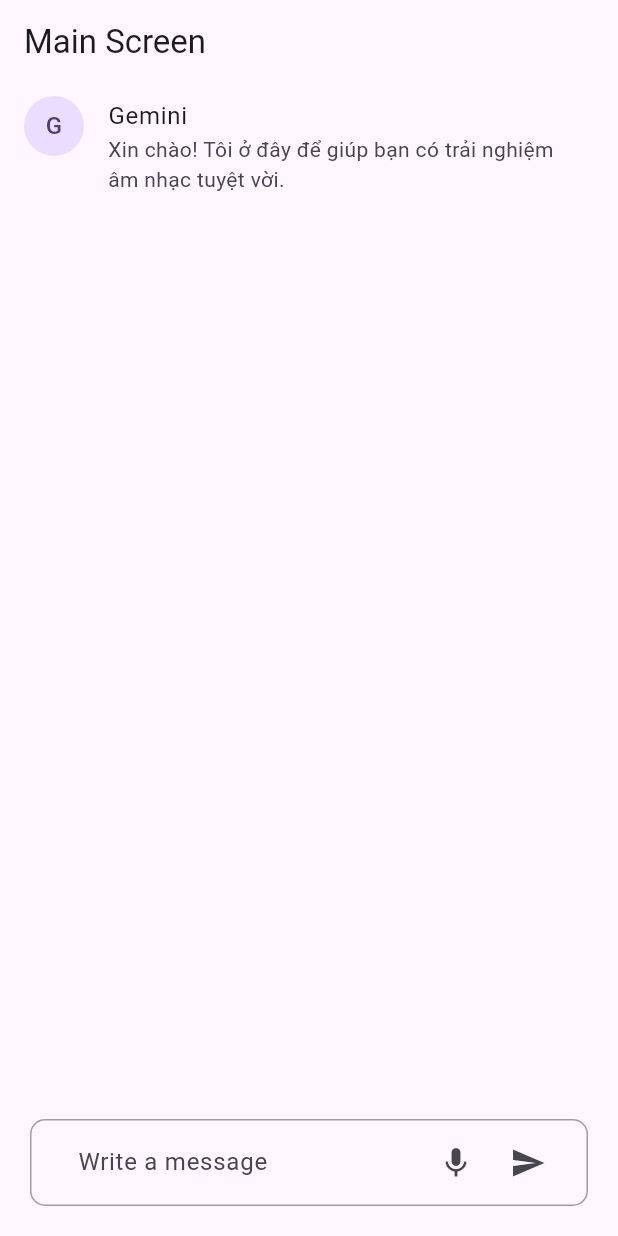
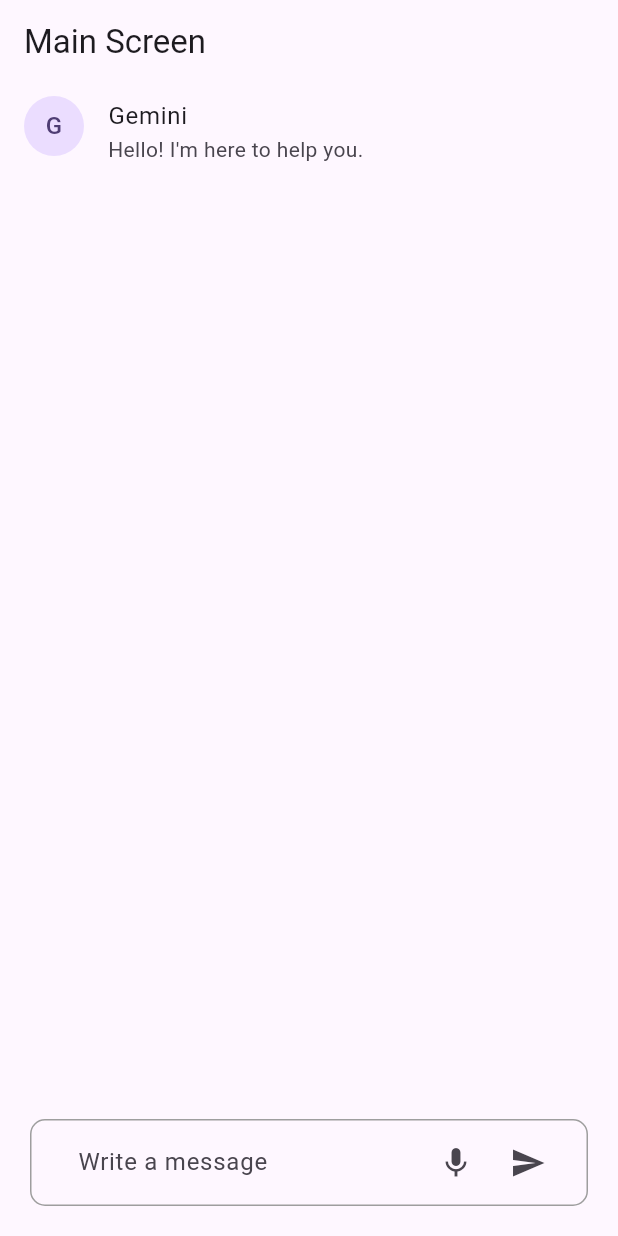
Before and after one commit to HuynhBao171/AIChat, a Flutter app: the screen it shows after launch, after a tap on the "mic off" icon, on a phone screen of 412 x 824 dp. Run offline on Flutter 3.47's test engine with Material 3 defaults, Android fonts, the phone set to English and light mode, and no system bars; our stand-ins replace flutter_dotenv, flutter_tts, rxdart, speech_to_text.

```diff
--- a/ai_chat/lib/main.dart
+++ b/ai_chat/lib/main.dart
@@ -1,7 +1,9 @@
 import 'package:ai_chat/main_screen.dart';
 import 'package:flutter/material.dart';
+import 'package:flutter_dotenv/flutter_dotenv.dart';
 
-void main() {
+void main() async {
+  await dotenv.load(fileName: ".env");
   runApp(const MyApp());
 }
 
@@ -12,6 +14,7 @@ class MyApp extends StatelessWidget {
   @override
   Widget build(BuildContext context) {
     return MaterialApp(
+        debugShowCheckedModeBanner: false,
         title: 'Flutter Demo',
         theme: ThemeData(
           colorScheme: ColorScheme.fromSeed(seedColor: Colors.deepPurple),
--- a/ai_chat/lib/main_screen.dart
+++ b/ai_chat/lib/main_screen.dart
@@ -52,14 +52,13 @@ class _MainScreenState extends State<MainScreen> {
     // Lời chào từ Gemini
     textChat.add({
       "role": "Gemini",
-      "text":
-          "Xin chào! Tôi ở đây để giúp bạn có trải nghiệm âm nhạc tuyệt vời.",
+      "text": "Hello! I'm here to help you.",
     });
     _speak(textChat[0]['text']);
   }
 
   Future _initTts() async {
-    await flutterTts.setLanguage("vi-VN");
+    await flutterTts.setLanguage("en-US");
   }
 
   @override
@@ -70,7 +69,15 @@ class _MainScreenState extends State<MainScreen> {
   }
 
   Future _speak(String text) async {
-    await flutterTts.speak(text);
+    try {
+      _textController.clear();
+      await flutterTts.speak(text);
+      flutterTts.setCompletionHandler(() {
+        _startListening();
+      });
+    } catch (e) {
+      print('Lỗi phát âm: $e');
+    }
   }
 
   void fromText({required String query, required String user}) {
@@ -87,7 +94,6 @@ class _MainScreenState extends State<MainScreen> {
     gemini.generateFromText(query).then((value) {
       setState(() {
         loading = false;
-        _textController.clear();
 
         textChat.add({
           "role": "Gemini",
@@ -96,7 +102,7 @@ class _MainScreenState extends State<MainScreen> {
       });
       scrollToTheEnd();
       _speak(value.text);
-      _startListening();
+      // _startListening();
     }).catchError((error, stackTrace) {
       setState(() {
         loading = false;
@@ -115,9 +121,10 @@ class _MainScreenState extends State<MainScreen> {
       bool available = await _speechToText.initialize();
       if (available) {
         setState(() => _isListening = true);
-        _textController.clear(); // Clear textController khi bắt đầu ghi âm
+        // _textController.clear();
         _speechToText.listen(
           onResult: (result) {
+            _speechStream.add('');
             _speechStream.add(result.recognizedWords);
             if (result.recognizedWords.toUpperCase() == 'STOP') {
               _stopListening();
--- a/ai_chat/lib/models/gemini/gemini.dart
+++ b/ai_chat/lib/models/gemini/gemini.dart
@@ -32,7 +32,7 @@ class GoogleGemini {
         apiKey: apiKey,
         config: config,
         safetySettings: safetySettings,
-        model: "gemini-pro-v2");
+        model: "gemini-pro");
 
     if (httpResponse.candidates.isNotEmpty &&
         httpResponse.candidates[0].content != null &&
--- a/ai_chat/pubspec.yaml
+++ b/ai_chat/pubspec.yaml
@@ -64,9 +64,8 @@ flutter:
   uses-material-design: true
 
   # To add assets to your application, add an assets section, like this:
-  # assets:
-  #   - images/a_dot_burr.jpeg
-  #   - images/a_dot_ham.jpeg
+  assets:
+    - .env
 
   # An image asset can refer to one or more resolution-specific "variants", see
   # https://flutter.dev/assets-and-images/#resolution-aware
```
Also changed, not shown: 3 other files.
